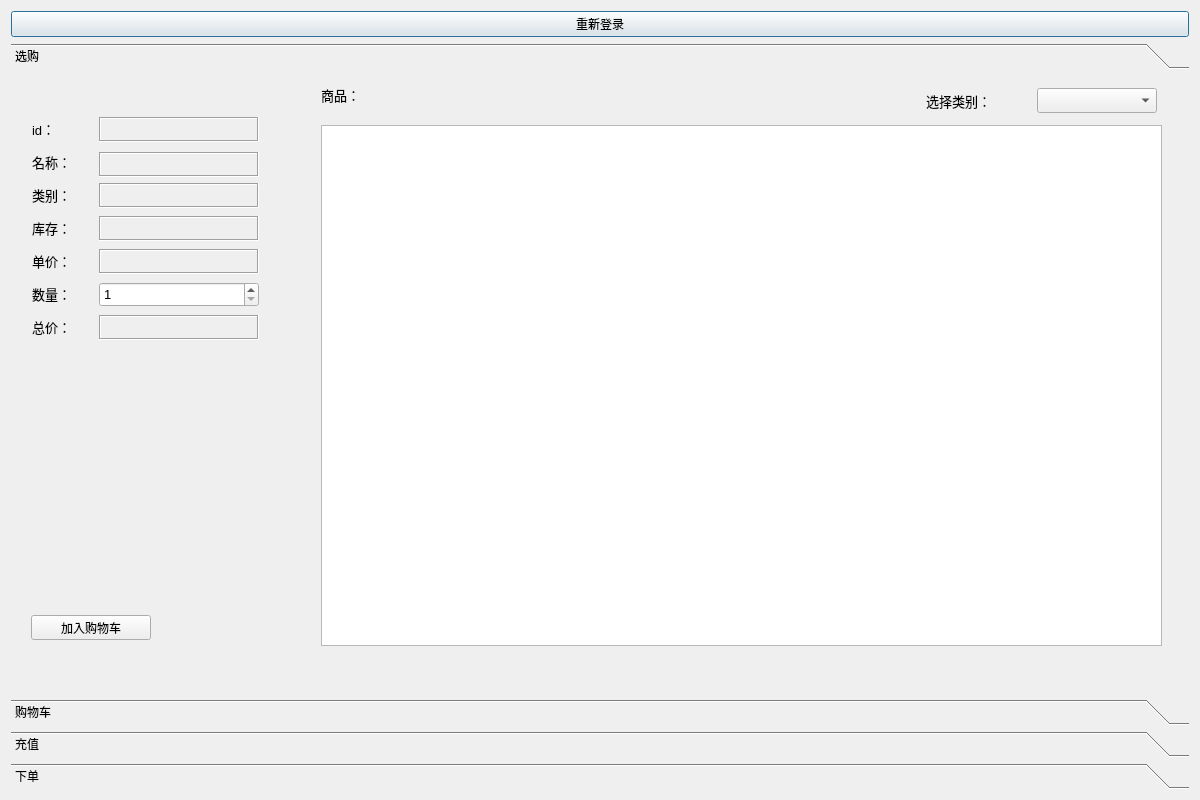
First picture: the form in myclient.ui, repository XMeleny/DB, before the edit.
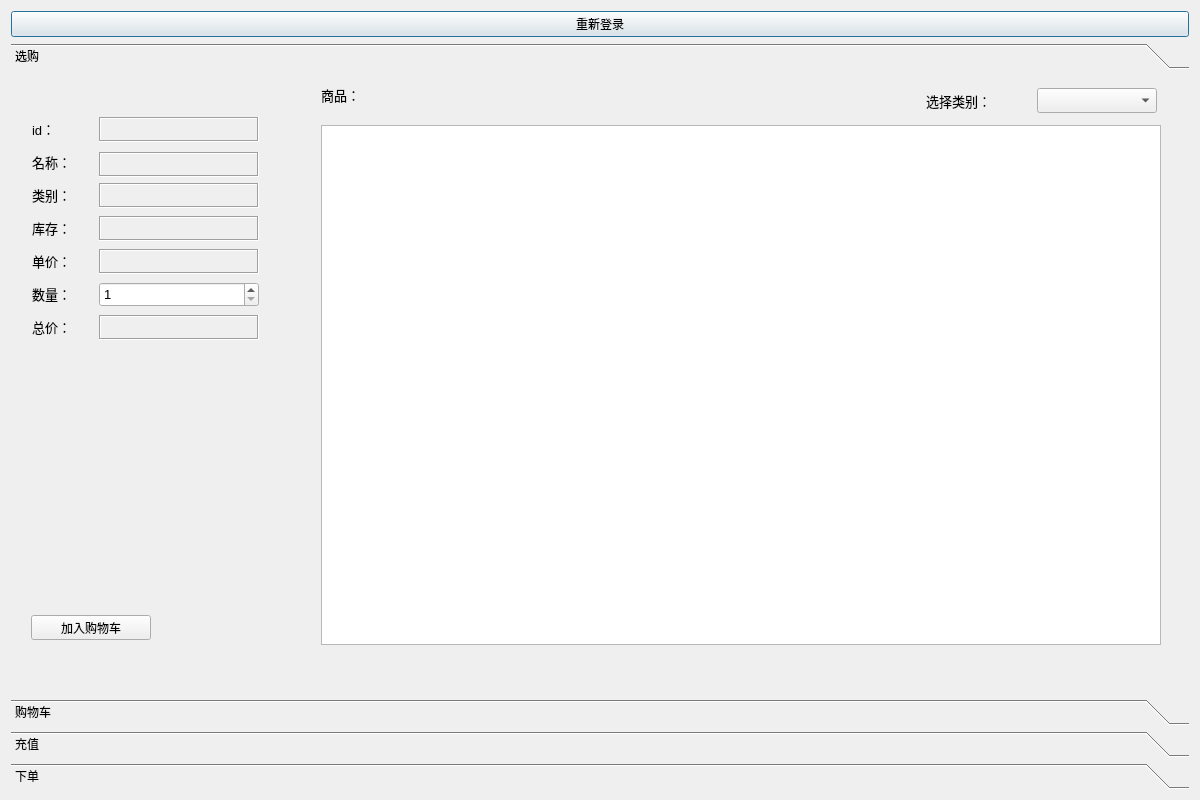
Second picture: the form after the edit.

Commit message: set the size of tableview in client.ui

What changed in the file:
```diff
--- a/myclient.ui
+++ b/myclient.ui
@@ -74,10 +74,22 @@
         <rect>
          <x>310</x>
          <y>50</y>
-         <width>841</width>
-         <height>521</height>
+         <width>840</width>
+         <height>520</height>
         </rect>
        </property>
+       <property name="minimumSize">
+        <size>
+         <width>840</width>
+         <height>520</height>
+        </size>
+       </property>
+       <property name="maximumSize">
+        <size>
+         <width>840</width>
+         <height>520</height>
+        </size>
+       </property>
        <attribute name="horizontalHeaderDefaultSectionSize">
         <number>120</number>
        </attribute>
```
The commit also changes 1 other file.
